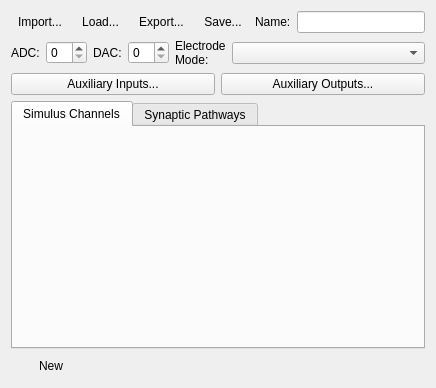
Above: src/scipyen/gui/widgets/recordingsourcewidget.ui from ctigaret/scipyen before the change. Below: the same form after it.
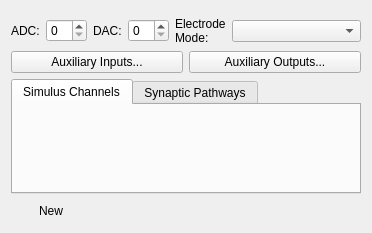
That is the form after the change. Icons and pictures are not drawn. Custom widgets are drawn as their Qt base class.

```diff
--- a/src/scipyen/gui/widgets/recordingsourcewidget.ui
+++ b/src/scipyen/gui/widgets/recordingsourcewidget.ui
@@ -6,8 +6,8 @@
    <rect>
     <x>0</x>
     <y>0</y>
-    <width>436</width>
-    <height>388</height>
+    <width>372</width>
+    <height>233</height>
    </rect>
   </property>
   <property name="windowTitle">
@@ -15,86 +15,7 @@
   </property>
   <layout class="QGridLayout" name="gridLayout_2">
    <item row="0" column="0">
-    <layout class="QHBoxLayout" name="horizontalLayout_2">
-     <item>
-      <widget class="QToolButton" name="importRecordingSourceToolbutton">
-       <property name="toolTip">
-        <string>Import RecordingSource from the workspace</string>
-       </property>
-       <property name="statusTip">
-        <string>Import RecordingSource from the workspace</string>
-       </property>
-       <property name="whatsThis">
-        <string>Import RecordingSource from the workspace</string>
-       </property>
-       <property name="text">
-        <string>Import...</string>
-       </property>
-       <property name="icon">
-        <iconset theme="document-import"/>
-       </property>
-       <property name="autoRaise">
-        <bool>true</bool>
-       </property>
-      </widget>
-     </item>
-     <item>
-      <widget class="QToolButton" name="loadRecordingSourceToolButton">
-       <property name="text">
-        <string>Load...</string>
-       </property>
-       <property name="icon">
-        <iconset theme="document-open"/>
-       </property>
-       <property name="autoRaise">
-        <bool>true</bool>
-       </property>
-      </widget>
-     </item>
-     <item>
-      <widget class="QToolButton" name="exportToWorkspaceToolButton">
-       <property name="text">
-        <string>Export...</string>
-       </property>
-       <property name="icon">
-        <iconset theme="document-export"/>
-       </property>
-       <property name="autoRaise">
-        <bool>true</bool>
-       </property>
-      </widget>
-     </item>
-     <item>
-      <widget class="QToolButton" name="saveToPickleToolButton">
-       <property name="text">
-        <string>Save...</string>
-       </property>
-       <property name="icon">
-        <iconset theme="document-save"/>
-       </property>
-       <property name="autoRaise">
-        <bool>true</bool>
-       </property>
-      </widget>
-     </item>
-     <item>
-      <widget class="QLabel" name="label">
-       <property name="text">
-        <string>Name:</string>
-       </property>
-       <property name="buddy">
-        <cstring>nameLineEdit</cstring>
-       </property>
-      </widget>
-     </item>
-     <item>
-      <widget class="QLineEdit" name="nameLineEdit">
-       <property name="toolTip">
-        <string>Recording source name</string>
-       </property>
-      </widget>
-     </item>
-    </layout>
+    <widget class="NameDescriptionWidget" name="nameDescriptionWidget" native="true"/>
    </item>
    <item row="1" column="0">
     <layout class="QHBoxLayout" name="horizontalLayout">
@@ -259,6 +180,12 @@
    <header location="global">gui.widgets.tableeditorwidget</header>
    <container>1</container>
   </customwidget>
+  <customwidget>
+   <class>NameDescriptionWidget</class>
+   <extends>QWidget</extends>
+   <header location="global">gui.widgets.dataclasswidgets.namedescriptionwidget</header>
+   <container>1</container>
+  </customwidget>
  </customwidgets>
  <resources/>
  <connections/>
```
